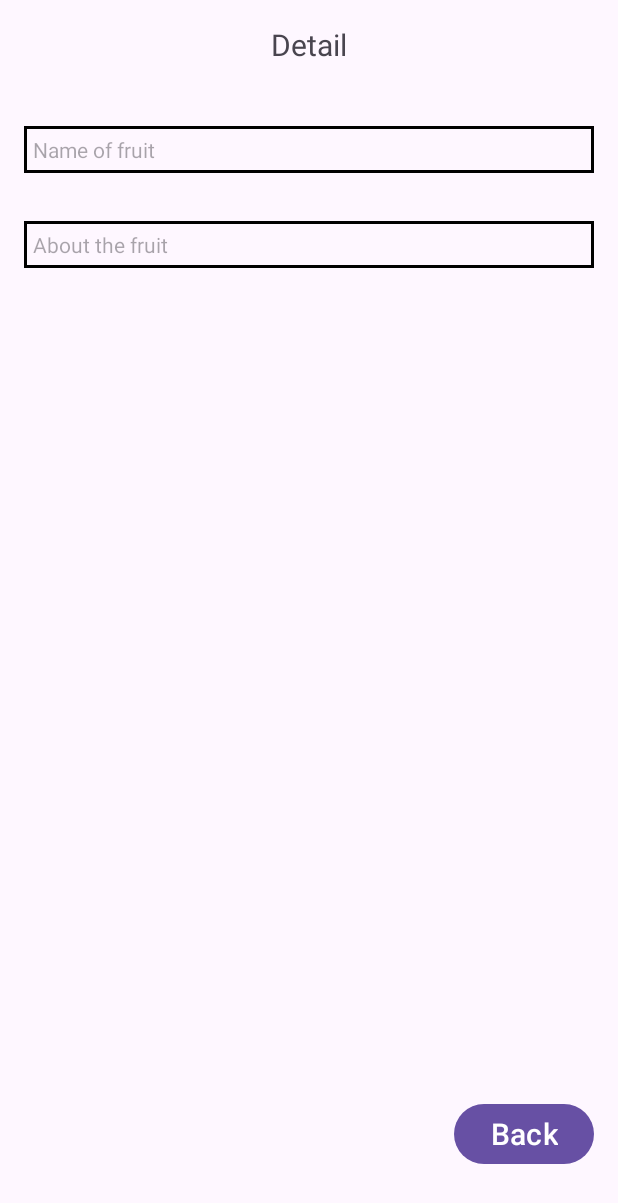
After one commit to truongnv456/MockProjectNext, an Android app: the fragment DetailFragment shown on its own in the app's theme, on a phone screen of 412 x 824 dp. The commit adds this screen. Shown: the top 1203 px of the screen. Run offline under Robolectric (Android 15) with nearby library versions, the phone set to English and light mode, and no system bars.

Commit message:
add detail

```diff
--- a/app/src/main/AndroidManifest.xml
+++ b/app/src/main/AndroidManifest.xml
@@ -13,7 +13,7 @@
         android:theme="@style/Theme.MockProject"
         tools:targetApi="31">
         <activity
-            android:name=".MainActivity"
+            android:name=".view.MainActivity"
             android:exported="true">
             <intent-filter>
                 <action android:name="android.intent.action.MAIN" />
--- a/app/src/main/java/com/paci/training/android/truongnv92/mockproject/model/repository/FruitRepository.java
+++ b/app/src/main/java/com/paci/training/android/truongnv92/mockproject/model/repository/FruitRepository.java
@@ -9,21 +9,21 @@ import java.util.List;
 public class FruitRepository {
     public List<Fruit> getFruits() {
         List<Fruit> list = new ArrayList<>();
-        list.add(new Fruit(1, "Tomato", "No information", R.drawable.tomato, false));
-        list.add(new Fruit(2, "Banana", "No information", R.drawable.bananas, false));
-        list.add(new Fruit(3, "Apple", "No information", R.drawable.apples, false));
-        list.add(new Fruit(4, "Watermelon", "No information", R.drawable.watermelons, false));
-        list.add(new Fruit(5, "Orange", "No information", R.drawable.oranges, false));
-        list.add(new Fruit(6, "Mango", "No information", R.drawable.mangoes, false));
-        list.add(new Fruit(7, "Pear", "No information", R.drawable.pears, false));
-        list.add(new Fruit(8, "Avocado", "No information", R.drawable.avocadoes, false));
-        list.add(new Fruit(9, "Grape", "No information", R.drawable.grapes, false));
-        list.add(new Fruit(10, "Pineapple", "No information", R.drawable.pineapple, false));
-        list.add(new Fruit(11, "Peach", "No information", R.drawable.peach, false));
-        list.add(new Fruit(12, "Pumpkin", "No information", R.drawable.pumpkin, false));
-        list.add(new Fruit(13, "Dates", "No information", R.drawable.dates, false));
-        list.add(new Fruit(14, "Papaya", "No information", R.drawable.papaya, false));
-        list.add(new Fruit(15, "Strawberry", "No information", R.drawable.strawberry, false));
+//        list.add(new Fruit(1, "Tomato", "No information", R.drawable.tomato, false));
+//        list.add(new Fruit(2, "Banana", "No information", R.drawable.bananas, false));
+//        list.add(new Fruit(3, "Apple", "No information", R.drawable.apples, false));
+//        list.add(new Fruit(4, "Watermelon", "No information", R.drawable.watermelons, false));
+//        list.add(new Fruit(5, "Orange", "No information", R.drawable.oranges, false));
+//        list.add(new Fruit(6, "Mango", "No information", R.drawable.mangoes, false));
+//        list.add(new Fruit(7, "Pear", "No information", R.drawable.pears, false));
+//        list.add(new Fruit(8, "Avocado", "No information", R.drawable.avocadoes, false));
+//        list.add(new Fruit(9, "Grape", "No information", R.drawable.grapes, false));
+//        list.add(new Fruit(10, "Pineapple", "No information", R.drawable.pineapple, false));
+//        list.add(new Fruit(11, "Peach", "No information", R.drawable.peach, false));
+//        list.add(new Fruit(12, "Pumpkin", "No information", R.drawable.pumpkin, false));
+//        list.add(new Fruit(13, "Dates", "No information", R.drawable.dates, false));
+//        list.add(new Fruit(14, "Papaya", "No information", R.drawable.papaya, false));
+//        list.add(new Fruit(15, "Strawberry", "No information", R.drawable.strawberry, false));
         return list;
     }
 }
--- a/app/src/main/java/com/paci/training/android/truongnv92/mockproject/MainActivity.java
+++ b/app/src/main/java/com/paci/training/android/truongnv92/mockproject/view/MainActivity.java
@@ -1,8 +1,10 @@
-package com.paci.training.android.truongnv92.mockproject;
+package com.paci.training.android.truongnv92.mockproject.view;
 
 import androidx.appcompat.app.AppCompatActivity;
 
 import android.os.Bundle;
+
+import com.paci.training.android.truongnv92.mockproject.R;
 
 public class MainActivity extends AppCompatActivity {
 
--- /dev/null
+++ b/app/src/main/java/com/paci/training/android/truongnv92/mockproject/view/fragment/DetailFragment.java
@@ -0,0 +1,24 @@
+package com.paci.training.android.truongnv92.mockproject.view.fragment;
+
+import android.os.Bundle;
+
+import androidx.fragment.app.Fragment;
+
+import android.view.LayoutInflater;
+import android.view.View;
+import android.view.ViewGroup;
+
+import com.paci.training.android.truongnv92.mockproject.R;
+
+public class DetailFragment extends Fragment {
+    public DetailFragment() {
+        // Required empty public constructor
+    }
+
+    @Override
+    public View onCreateView(LayoutInflater inflater, ViewGroup container,
+                             Bundle savedInstanceState) {
+        // Inflate the layout for this fragment
+        return inflater.inflate(R.layout.fragment_detail, container, false);
+    }
+}
--- /dev/null
+++ b/app/src/main/res/drawable/rectangle.xml
@@ -0,0 +1,8 @@
+<!-- rectangle.xml -->
+<shape xmlns:android="http://schemas.android.com/apk/res/android"
+    android:shape="rectangle">
+    <solid android:color="@android:color/transparent" />
+    <stroke
+        android:width="2dp"
+        android:color="@android:color/black" />
+</shape>
--- a/app/src/main/res/layout/activity_main.xml
+++ b/app/src/main/res/layout/activity_main.xml
@@ -4,7 +4,7 @@
     xmlns:tools="http://schemas.android.com/tools"
     android:layout_width="match_parent"
     android:layout_height="match_parent"
-    tools:context=".MainActivity">
+    tools:context=".view.MainActivity">
 
     <TextView
         android:layout_width="wrap_content"
--- /dev/null
+++ b/app/src/main/res/layout/fragment_detail.xml
@@ -0,0 +1,51 @@
+<?xml version="1.0" encoding="utf-8"?>
+<androidx.constraintlayout.widget.ConstraintLayout xmlns:android="http://schemas.android.com/apk/res/android"
+    xmlns:app="http://schemas.android.com/apk/res-auto"
+    xmlns:tools="http://schemas.android.com/tools"
+    android:layout_width="match_parent"
+    android:layout_height="match_parent"
+    android:padding="16dp"
+    tools:context=".view.fragment.DetailFragment">
+
+    <TextView
+        android:layout_width="wrap_content"
+        android:layout_height="wrap_content"
+        android:text="@string/detail"
+        android:textSize="20sp"
+        app:layout_constraintEnd_toEndOf="parent"
+        app:layout_constraintStart_toStartOf="parent"
+        app:layout_constraintTop_toTopOf="parent" />
+
+    <TextView
+        android:id="@+id/fruit_name"
+        android:layout_width="match_parent"
+        android:layout_height="wrap_content"
+        android:layout_marginTop="68dp"
+        android:background="@drawable/rectangle"
+        android:hint="@string/name_of_fruit"
+        android:padding="6dp"
+        app:layout_constraintTop_toTopOf="parent"
+        tools:layout_editor_absoluteX="16dp" />
+
+    <TextView
+        android:id="@+id/fruit_detail"
+        android:layout_width="match_parent"
+        android:layout_height="wrap_content"
+        android:layout_marginTop="32dp"
+        android:background="@drawable/rectangle"
+        android:hint="@string/about_the_fruit"
+        android:padding="6dp"
+        app:layout_constraintTop_toBottomOf="@+id/fruit_name"
+        tools:layout_editor_absoluteX="0dp" />
+
+    <Button
+        android:id="@+id/btn_back"
+        android:layout_width="wrap_content"
+        android:layout_height="wrap_content"
+        android:layout_marginBottom="28dp"
+        android:text="@string/back"
+        android:textSize="20sp"
+        app:layout_constraintBottom_toBottomOf="parent"
+        app:layout_constraintEnd_toEndOf="parent" />
+
+</androidx.constraintlayout.widget.ConstraintLayout>
--- a/app/src/main/res/values/strings.xml
+++ b/app/src/main/res/values/strings.xml
@@ -1,3 +1,9 @@
 <resources>
     <string name="app_name">MockProject</string>
+    <!-- TODO: Remove or change this placeholder text -->
+    <string name="hello_blank_fragment">Hello blank fragment</string>
+    <string name="detail">Detail</string>
+    <string name="name_of_fruit">Name of fruit</string>
+    <string name="about_the_fruit">About the fruit</string>
+    <string name="back">Back</string>
 </resources>
```
